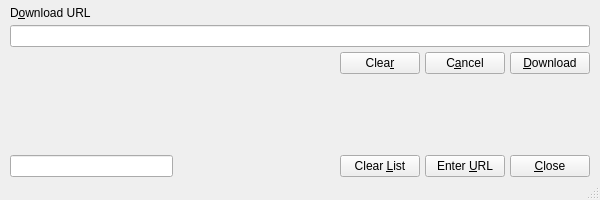
This is Version 1.x/UI/ddownloadWindow.ui in textbrowser/dooble as Qt 5 draws it before an edit. The edited form follows.
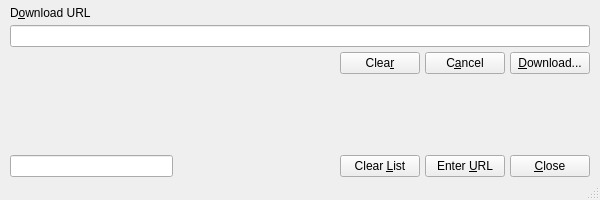
This is the edited form. The open tabs and pages were chosen to show the change. Custom widgets are drawn as their Qt base class.

Diff of the .ui file:
```diff
--- a/Version 1.x/UI/ddownloadWindow.ui
+++ b/Version 1.x/UI/ddownloadWindow.ui
@@ -166,7 +166,7 @@
           <item>
            <widget class="QPushButton" name="downloadPushButton">
             <property name="text">
-             <string>&amp;Download</string>
+             <string>&amp;Download...</string>
             </property>
            </widget>
           </item>
```
Left out of the diff: 11 changed lines with no effect on the pictures.
